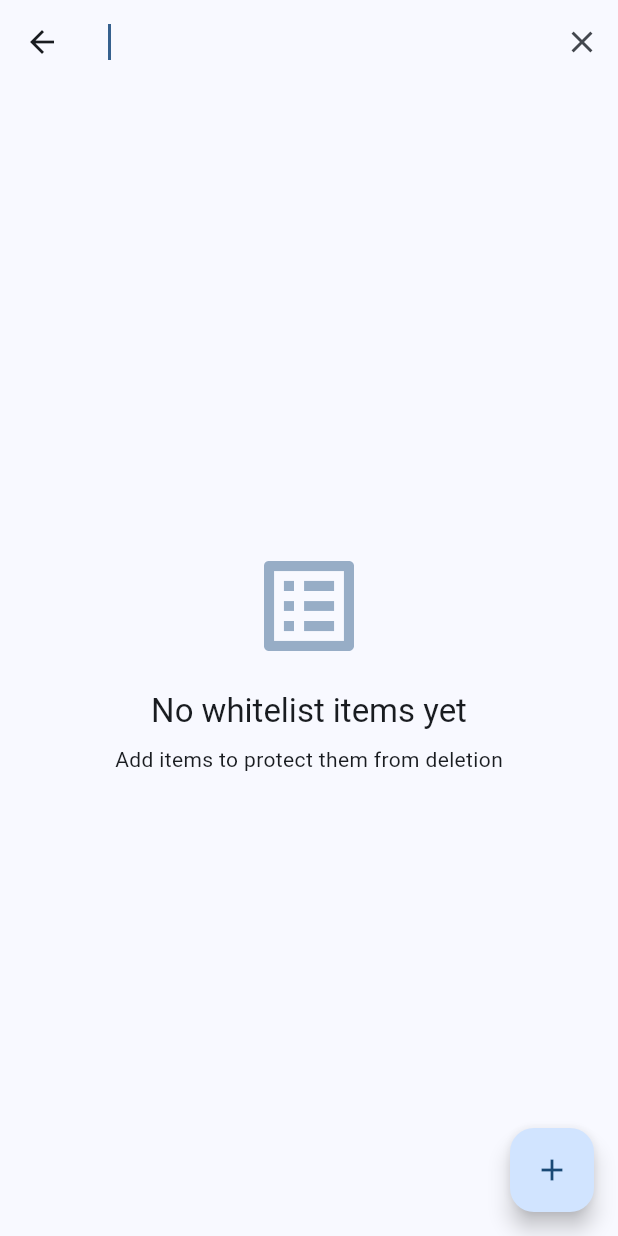
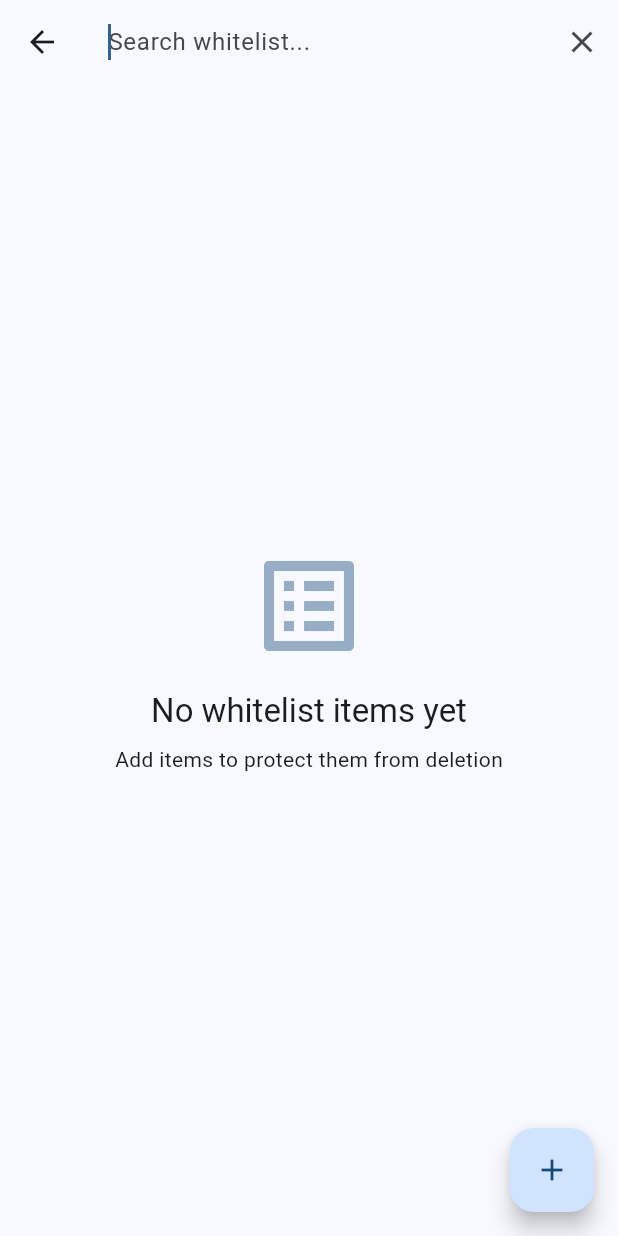
Before and after one commit to fkxxyz/final-cleanner, a Flutter app: the WhitelistPage screen opened directly, after a tap on the "search" icon, on a phone screen of 412 x 824 dp. Run offline on Flutter 3.47's test engine with Material 3 defaults, Android fonts, the phone set to English and light mode, and no system bars; our stand-ins replace args, drift, file_picker, flutter_riverpod, permission_handler, shared_preferences; accounts and stored records are empty; generated files the repository leaves out were written again.

Commit message:
fix(i18n): correct import paths and remove const from localized InputDecoration
- Change import from flutter_gen to relative path l10n/app_localizations.dart
- Remove const from InputDecoration and DropdownMenuItem using AppLocalizations
- Fix filesystem_scanner.dart missing closing brace
- All files now compile successfully with full i18n support

```diff
--- a/lib/services/scan/filesystem_scanner.dart
+++ b/lib/services/scan/filesystem_scanner.dart
@@ -90,6 +90,7 @@ class FilesystemScanner {
             print('FileSystemException accessing $entityPath: ${e.message}');
             continue;
           }
+        }
       } on FileSystemException {
         continue;
       }
--- a/lib/ui/pages/settings_page.dart
+++ b/lib/ui/pages/settings_page.dart
@@ -1,7 +1,7 @@
 import 'package:file_picker/file_picker.dart';
 import 'package:flutter/material.dart';
 import 'package:flutter_riverpod/flutter_riverpod.dart';
-import 'package:flutter_gen/gen_l10n/app_localizations.dart';
+import '../../l10n/app_localizations.dart';
 
 import '../../data/database.dart';
 import '../../providers/providers.dart';
--- a/lib/ui/pages/whitelist_page.dart
+++ b/lib/ui/pages/whitelist_page.dart
@@ -1,7 +1,7 @@
 import 'package:flutter/material.dart';
 import 'package:flutter_riverpod/flutter_riverpod.dart';
 import '../../data/database.dart';
-import 'package:flutter_gen/gen_l10n/app_localizations.dart';
+import '../../l10n/app_localizations.dart';
 import '../../providers/providers.dart';
 import '../../services/whitelist_service.dart';
 
@@ -47,7 +47,7 @@ class _WhitelistPageState extends ConsumerState<WhitelistPage> {
             ? TextField(
                 controller: _searchController,
                 autofocus: true,
-                decoration: const InputDecoration(
+                decoration: InputDecoration(
                   hintText: AppLocalizations.of(context)!.whitelistSearch,
                   border: InputBorder.none,
                 ),
```
Also changed, not shown: lib/ui/widgets/add_to_whitelist_dialog.dart (+5 -5 lines).
